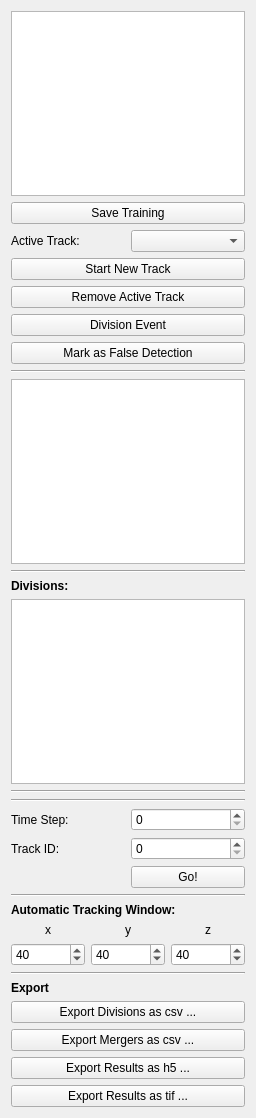
Qt form ilastik/applets/tracking/annotations/drawer.ui (ilastik/ilastik) before a commit.
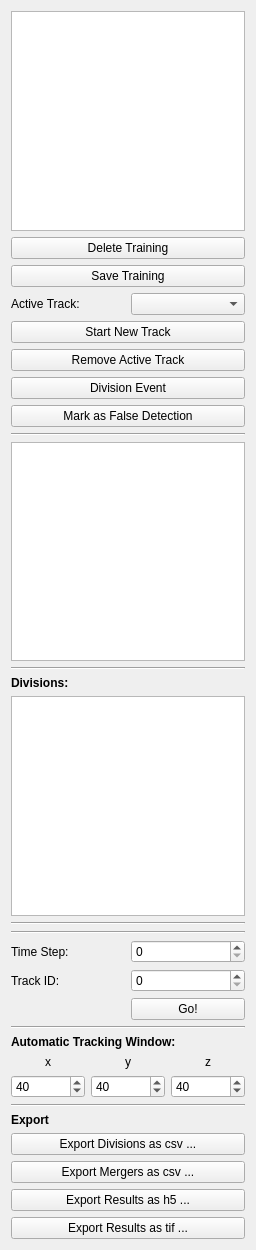
The same form after that commit. Custom widgets are drawn as their Qt base class.

Commit message: Delete Training button needed, for example, when importing new segmentation training has to be redone.

Diff of the .ui file:
```diff
--- a/ilastik/applets/tracking/annotations/drawer.ui
+++ b/ilastik/applets/tracking/annotations/drawer.ui
@@ -7,7 +7,7 @@
     <x>0</x>
     <y>0</y>
     <width>256</width>
-    <height>1118</height>
+    <height>1250</height>
    </rect>
   </property>
   <property name="sizePolicy">
@@ -38,21 +38,7 @@
    <item row="1" column="0">
     <layout class="QVBoxLayout" name="verticalLayout_8"/>
    </item>
-   <item row="2" column="0">
-    <layout class="QVBoxLayout" name="verticalLayout_9">
-     <item>
-      <widget class="QPushButton" name="saveAnnotations">
-       <property name="enabled">
-        <bool>true</bool>
-       </property>
-       <property name="text">
-        <string>Save Training</string>
-       </property>
-      </widget>
-     </item>
-    </layout>
-   </item>
-   <item row="3" column="0">
+   <item row="5" column="0">
     <layout class="QVBoxLayout" name="verticalLayout">
      <item>
       <layout class="QGridLayout" name="gridLayout_2">
@@ -123,14 +109,159 @@
      </item>
     </layout>
    </item>
+   <item row="8" column="0">
+    <widget class="Line" name="line">
+     <property name="orientation">
+      <enum>Qt::Horizontal</enum>
+     </property>
+    </widget>
+   </item>
    <item row="4" column="0">
+    <layout class="QVBoxLayout" name="verticalLayout_9"/>
+   </item>
+   <item row="10" column="0">
+    <widget class="QListWidget" name="divisionsList"/>
+   </item>
+   <item row="14" column="0">
+    <widget class="Line" name="line_6">
+     <property name="orientation">
+      <enum>Qt::Horizontal</enum>
+     </property>
+    </widget>
+   </item>
+   <item row="16" column="0">
+    <widget class="Line" name="line_4">
+     <property name="orientation">
+      <enum>Qt::Horizontal</enum>
+     </property>
+    </widget>
+   </item>
+   <item row="6" column="0">
     <widget class="Line" name="line_2">
      <property name="orientation">
       <enum>Qt::Horizontal</enum>
      </property>
     </widget>
    </item>
-   <item row="5" column="0">
+   <item row="12" column="0">
+    <widget class="Line" name="line_5">
+     <property name="orientation">
+      <enum>Qt::Horizontal</enum>
+     </property>
+    </widget>
+   </item>
+   <item row="3" column="0">
+    <widget class="QPushButton" name="saveAnnotations">
+     <property name="enabled">
+      <bool>true</bool>
+     </property>
+     <property name="text">
+      <string>Save Training</string>
+     </property>
+    </widget>
+   </item>
+   <item row="0" column="0">
+    <widget class="CropListView" name="cropListView"/>
+   </item>
+   <item row="15" column="0">
+    <layout class="QVBoxLayout" name="verticalLayout_2">
+     <item>
+      <widget class="QLabel" name="label_5">
+       <property name="font">
+        <font>
+         <weight>75</weight>
+         <bold>true</bold>
+        </font>
+       </property>
+       <property name="text">
+        <string>Automatic Tracking Window:</string>
+       </property>
+      </widget>
+     </item>
+     <item>
+      <layout class="QHBoxLayout" name="horizontalLayout_2">
+       <item>
+        <widget class="QLabel" name="label_8">
+         <property name="text">
+          <string>x</string>
+         </property>
+         <property name="alignment">
+          <set>Qt::AlignCenter</set>
+         </property>
+        </widget>
+       </item>
+       <item>
+        <widget class="QLabel" name="label_7">
+         <property name="text">
+          <string>y</string>
+         </property>
+         <property name="alignment">
+          <set>Qt::AlignCenter</set>
+         </property>
+        </widget>
+       </item>
+       <item>
+        <widget class="QLabel" name="label_6">
+         <property name="text">
+          <string>z</string>
+         </property>
+         <property name="alignment">
+          <set>Qt::AlignCenter</set>
+         </property>
+        </widget>
+       </item>
+      </layout>
+     </item>
+     <item>
+      <layout class="QHBoxLayout" name="horizontalLayout">
+       <item>
+        <widget class="QSpinBox" name="windowXBox">
+         <property name="maximum">
+          <number>9999</number>
+         </property>
+         <property name="value">
+          <number>40</number>
+         </property>
+        </widget>
+       </item>
+       <item>
+        <widget class="QSpinBox" name="windowYBox">
+         <property name="maximum">
+          <number>9999</number>
+         </property>
+         <property name="value">
+          <number>40</number>
+         </property>
+        </widget>
+       </item>
+       <item>
+        <widget class="QSpinBox" name="windowZBox">
+         <property name="maximum">
+          <number>9999</number>
+         </property>
+         <property name="value">
+          <number>40</number>
+         </property>
+        </widget>
+       </item>
+      </layout>
+     </item>
+    </layout>
+   </item>
+   <item row="9" column="0">
+    <widget class="QLabel" name="label_2">
+     <property name="font">
+      <font>
+       <weight>75</weight>
+       <bold>true</bold>
+      </font>
+     </property>
+     <property name="text">
+      <string>Divisions:</string>
+     </property>
+    </widget>
+   </item>
+   <item row="7" column="0">
     <widget class="QTextBrowser" name="logOutput">
      <property name="enabled">
       <bool>true</bool>
@@ -145,44 +276,7 @@
      </property>
     </widget>
    </item>
-   <item row="6" column="0">
-    <widget class="Line" name="line">
-     <property name="orientation">
-      <enum>Qt::Horizontal</enum>
-     </property>
-    </widget>
-   </item>
-   <item row="7" column="0">
-    <widget class="QLabel" name="label_2">
-     <property name="font">
-      <font>
-       <weight>75</weight>
-       <bold>true</bold>
-      </font>
-     </property>
-     <property name="text">
-      <string>Divisions:</string>
-     </property>
-    </widget>
-   </item>
-   <item row="8" column="0">
-    <widget class="QListWidget" name="divisionsList"/>
-   </item>
-   <item row="9" column="0">
-    <widget class="Line" name="line_3">
-     <property name="orientation">
-      <enum>Qt::Horizontal</enum>
-     </property>
-    </widget>
-   </item>
-   <item row="10" column="0">
-    <widget class="Line" name="line_5">
-     <property name="orientation">
-      <enum>Qt::Horizontal</enum>
-     </property>
-    </widget>
-   </item>
-   <item row="11" column="0">
+   <item row="13" column="0">
     <layout class="QGridLayout" name="gridLayout_4">
      <item row="0" column="0">
       <widget class="QLabel" name="label_3">
@@ -221,106 +315,14 @@
      </item>
     </layout>
    </item>
-   <item row="12" column="0">
-    <widget class="Line" name="line_6">
+   <item row="11" column="0">
+    <widget class="Line" name="line_3">
      <property name="orientation">
       <enum>Qt::Horizontal</enum>
      </property>
     </widget>
    </item>
-   <item row="13" column="0">
-    <layout class="QVBoxLayout" name="verticalLayout_2">
-     <item>
-      <widget class="QLabel" name="label_5">
-       <property name="font">
-        <font>
-         <weight>75</weight>
-         <bold>true</bold>
-        </font>
-       </property>
-       <property name="text">
-        <string>Automatic Tracking Window:</string>
-       </property>
-      </widget>
-     </item>
-     <item>
-      <layout class="QHBoxLayout" name="horizontalLayout_2">
-       <item>
-        <widget class="QLabel" name="label_8">
-         <property name="text">
-          <string>x</string>
-         </property>
-         <property name="alignment">
-          <set>Qt::AlignCenter</set>
-         </property>
-        </widget>
-       </item>
-       <item>
-        <widget class="QLabel" name="label_7">
-         <property name="text">
-          <string>y</string>
-         </property>
-         <property name="alignment">
-          <set>Qt::AlignCenter</set>
-         </property>
-        </widget>
-       </item>
-       <item>
-        <widget class="QLabel" name="label_6">
-         <property name="text">
-          <string>z</string>
-         </property>
-         <property name="alignment">
-          <set>Qt::AlignCenter</set>
-         </property>
-        </widget>
-       </item>
-      </layout>
-     </item>
-     <item>
-      <layout class="QHBoxLayout" name="horizontalLayout">
-       <item>
-        <widget class="QSpinBox" name="windowXBox">
-         <property name="maximum">
-          <number>9999</number>
-         </property>
-         <property name="value">
-          <number>40</number>
-         </property>
-        </widget>
-       </item>
-       <item>
-        <widget class="QSpinBox" name="windowYBox">
-         <property name="maximum">
-          <number>9999</number>
-         </property>
-         <property name="value">
-          <number>40</number>
-         </property>
-        </widget>
-       </item>
-       <item>
-        <widget class="QSpinBox" name="windowZBox">
-         <property name="maximum">
-          <number>9999</number>
-         </property>
-         <property name="value">
-          <number>40</number>
-         </property>
-        </widget>
-       </item>
-      </layout>
-     </item>
-    </layout>
-   </item>
-   <item row="14" column="0">
-    <widget class="Line" name="line_4">
-     <property name="orientation">
-      <enum>Qt::Horizontal</enum>
-     </property>
-    </widget>
-   </item>
-   <item row="15" column="0">
+   <item row="17" column="0">
     <layout class="QVBoxLayout" name="verticalLayout_7">
      <item>
       <widget class="QLabel" name="label_22">
@@ -371,6 +373,13 @@
      </item>
     </layout>
    </item>
+   <item row="2" column="0">
+    <widget class="QPushButton" name="initializeAnnotations">
+     <property name="text">
+      <string>Delete Training</string>
+     </property>
+    </widget>
+   </item>
   </layout>
  </widget>
  <customwidgets>
```
Left out of the diff: 17 changed lines with no effect on the pictures. The commit also changes 2 other files.
